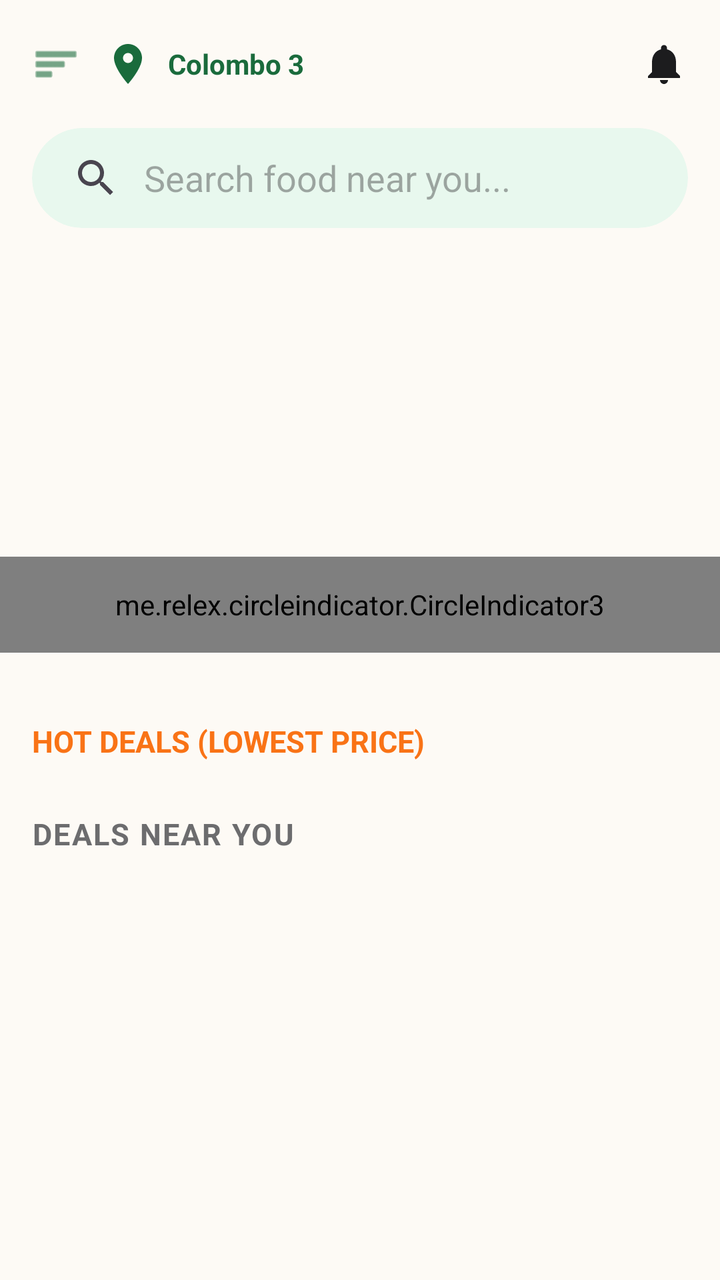
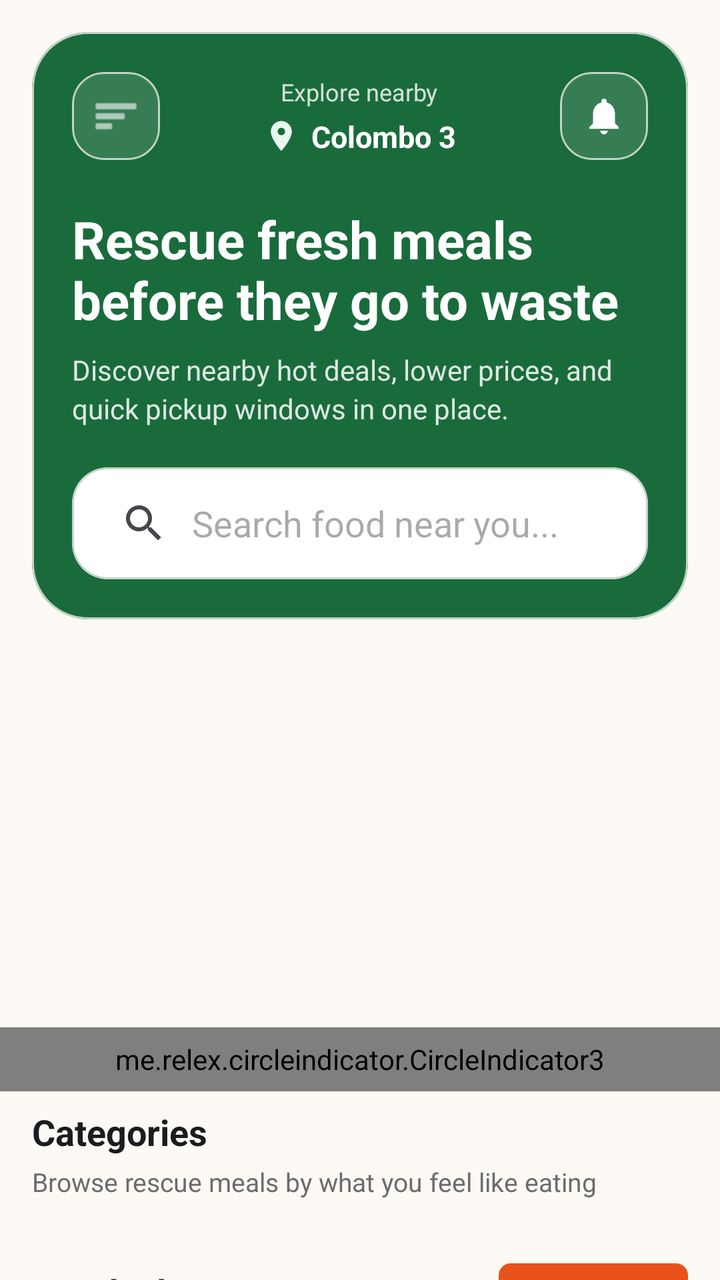

An Android layout rendered at two revisions. The XML below is the earlier revision; the diff shows what the commit changed to produce the second picture.
<!-- AndroidManifest.xml: application theme Theme.REPLATE -->
<!-- res/layout/fragment_home.xml -->
<?xml version="1.0" encoding="utf-8"?>
<androidx.coordinatorlayout.widget.CoordinatorLayout
    xmlns:android="http://schemas.android.com/apk/res/android"
    xmlns:app="http://schemas.android.com/apk/res-auto"
    android:layout_width="match_parent"
    android:layout_height="match_parent"
    android:background="@color/cream">

    <com.google.android.material.appbar.AppBarLayout
        android:layout_width="match_parent"
        android:layout_height="wrap_content"
        android:background="@android:color/transparent"
        app:elevation="0dp">

        <androidx.appcompat.widget.Toolbar
            android:layout_width="match_parent"
            android:layout_height="wrap_content"
            app:contentInsetStart="0dp">

            <RelativeLayout
                android:layout_width="match_parent"
                android:layout_height="wrap_content"
                android:paddingHorizontal="16dp"
                android:paddingVertical="8dp">

                <ImageView
                    android:id="@+id/ivMenu"
                    android:layout_width="24dp"
                    android:layout_height="24dp"
                    android:layout_centerVertical="true"
                    android:src="@android:drawable/ic_menu_sort_by_size"
                    app:tint="@color/green_primary" />

                <ImageView
                    android:id="@+id/ivLocation"
                    android:layout_width="24dp"
                    android:layout_height="24dp"
                    android:layout_toEndOf="@id/ivMenu"
                    android:layout_marginStart="12dp"
                    android:layout_centerVertical="true"
                    android:src="@drawable/ic_location_pin"
                    app:tint="@color/green_primary"/>

                <TextView
                    android:id="@+id/tvCurrentLocation"
                    android:layout_width="wrap_content"
                    android:layout_height="wrap_content"
                    android:layout_toEndOf="@id/ivLocation"
                    android:layout_centerVertical="true"
                    android:layout_marginStart="8dp"
                    android:text="Colombo 3"
                    android:textColor="@color/green_primary"
                    android:textStyle="bold"
                    android:textSize="14sp"/>

                <ImageView
                    android:id="@+id/ivNotification"
                    android:layout_width="24dp"
                    android:layout_height="24dp"
                    android:src="@drawable/ic_notification"
                    android:layout_alignParentEnd="true"
                    android:layout_centerVertical="true"
                    app:tint="@color/text_primary"/>

            </RelativeLayout>
        </androidx.appcompat.widget.Toolbar>

        <androidx.cardview.widget.CardView
            android:layout_width="match_parent"
            android:layout_height="50dp"
            android:layout_marginHorizontal="16dp"
            android:layout_marginBottom="8dp"
            app:cardCornerRadius="25dp"
            app:cardElevation="0dp"
            app:cardBackgroundColor="@color/green_pale">

            <androidx.appcompat.widget.SearchView
                android:id="@+id/searchView"
                android:layout_width="match_parent"
                android:layout_height="match_parent"
                app:iconifiedByDefault="false"
                app:queryHint="Search food near you..."
                app:queryBackground="@android:color/transparent"/>
        </androidx.cardview.widget.CardView>

    </com.google.android.material.appbar.AppBarLayout>

    <androidx.core.widget.NestedScrollView
        android:layout_width="match_parent"
        android:layout_height="match_parent"
        app:layout_behavior="@string/appbar_scrolling_view_behavior">

        <LinearLayout
            android:layout_width="match_parent"
            android:layout_height="wrap_content"
            android:orientation="vertical"
            android:paddingBottom="80dp">

            <androidx.viewpager2.widget.ViewPager2
                android:id="@+id/bannerViewPager"
                android:layout_width="match_parent"
                android:layout_height="180dp"
                android:layout_marginTop="16dp"/>

            <me.relex.circleindicator.CircleIndicator3
                android:id="@+id/bannerIndicator"
                android:layout_width="match_parent"
                android:layout_height="48dp"
                android:layout_marginTop="-40dp"/>

            <androidx.recyclerview.widget.RecyclerView
                android:id="@+id/rvCategories"
                android:layout_width="match_parent"
                android:layout_height="wrap_content"
                android:layout_marginTop="16dp"
                android:clipToPadding="false"
                android:paddingHorizontal="16dp"
                android:orientation="horizontal"
                app:layoutManager="androidx.recyclerview.widget.LinearLayoutManager"/>

            <TextView
                android:layout_width="wrap_content"
                android:layout_height="wrap_content"
                android:text="HOT DEALS (LOWEST PRICE)"
                android:textSize="15sp"
                android:textStyle="bold"
                android:textColor="@color/ember2"
                android:layout_marginStart="16dp"
                android:layout_marginTop="18dp" />

            <androidx.recyclerview.widget.RecyclerView
                android:id="@+id/rvHotDeals"
                android:layout_width="match_parent"
                android:layout_height="wrap_content"
                android:layout_marginTop="8dp"
                android:paddingHorizontal="12dp"
                android:clipToPadding="false"
                android:nestedScrollingEnabled="false" />

            <TextView
                android:layout_width="wrap_content"
                android:layout_height="wrap_content"
                android:text="DEALS NEAR YOU"
                android:textSize="15sp"
                android:textStyle="bold"
                android:textColor="@color/text_secondary"
                android:layout_marginStart="16dp"
                android:layout_marginTop="18dp"
                android:letterSpacing="0.05"/>

            <androidx.recyclerview.widget.RecyclerView
                android:id="@+id/rvDeals"
                android:layout_width="match_parent"
                android:layout_height="wrap_content"
                android:layout_marginTop="10dp"
                android:nestedScrollingEnabled="false"/>

        </LinearLayout>
    </androidx.core.widget.NestedScrollView>

    <ProgressBar
        android:id="@+id/progressBar"
        android:layout_width="36dp"
        android:layout_height="36dp"
        android:layout_gravity="center"
        android:visibility="gone" />

</androidx.coordinatorlayout.widget.CoordinatorLayout>
<!-- resources referenced by this layout -->
<resources>
  <color name="cream">#FDFAF5</color>
  <color name="ember2">#F97316</color>
  <color name="green_pale">#E8F8EE</color>
  <color name="green_primary">#1A6B3C</color>
  <color name="text_primary">#1C1C1E</color>
  <color name="text_secondary">#6C6C6E</color>
  <!-- drawable ic_location_pin (drawable) -->
  <vector xmlns:android="http://schemas.android.com/apk/res/android"
      android:width="24dp"
      android:height="24dp"
      android:viewportWidth="24"
      android:viewportHeight="24"
      android:tint="@color/leaf">
    <path
        android:fillColor="@android:color/white"
        android:pathData="M12,2C8.13,2 5,5.13 5,9c0,5.25 7,13 7,13s7,-7.75 7,-13c0,-3.87 -3.13,-7 -7,-7zM12,11.5c-1.38,0 -2.5,-1.12 -2.5,-2.5s1.12,-2.5 2.5,-2.5 2.5,1.12 2.5,2.5 -1.12,2.5 -2.5,2.5z"/>
  </vector>
  <!-- drawable ic_notification (drawable) -->
  <?xml version="1.0" encoding="utf-8"?>
  <vector xmlns:android="http://schemas.android.com/apk/res/android"
      android:width="24dp"
      android:height="24dp"
      android:viewportWidth="24"
      android:viewportHeight="24">
      <path
          android:fillColor="#4CAF50"
          android:pathData="M12,22c1.1,0 2,-0.9 2,-2h-4c0,1.1 0.89,2 2,2zM18,16v-5c0,-3.07 -1.64,-5.64 -4.5,-6.32V4c0,-0.83 -0.67,-1.5 -1.5,-1.5s-1.5,0.67 -1.5,1.5v0.68C7.63,5.36 6,7.92 6,11v5l-2,2v1h16v-1l-2,-2z"/>
  </vector>
  <color name="leaf">#1A6B3C</color>
  <color name="md_theme_primary">#1A6B3C</color>
  <color name="md_theme_onPrimary">#FFFFFF</color>
  <color name="md_theme_primaryContainer">#E8F8EE</color>
  <color name="md_theme_onPrimaryContainer">#0D3B1E</color>
  <color name="md_theme_secondary">#25A55A</color>
  <color name="md_theme_onSecondary">#FFFFFF</color>
  <color name="md_theme_secondaryContainer">#E8F8EE</color>
  <color name="md_theme_onSecondaryContainer">#0D3B1E</color>
  <color name="md_theme_tertiary">#E8521A</color>
  <color name="md_theme_onTertiary">#FFFFFF</color>
  <color name="md_theme_tertiaryContainer">#FFDBC9</color>
  <color name="md_theme_onTertiaryContainer">#5C1A00</color>
  <color name="md_theme_error">#BA1A1A</color>
  <color name="md_theme_onError">#FFFFFF</color>
  <color name="md_theme_errorContainer">#FFDAD6</color>
  <color name="md_theme_onErrorContainer">#410002</color>
  <color name="md_theme_background">#FDFAF5</color>
  <color name="md_theme_onBackground">#1C1C1E</color>
  <color name="md_theme_surface">#FDFAF5</color>
  <color name="md_theme_onSurface">#1C1C1E</color>
  <color name="md_theme_surfaceVariant">#E8F8EE</color>
  <color name="md_theme_onSurfaceVariant">#3A4A3E</color>
  <color name="md_theme_outline">#6B7E6F</color>
  <color name="md_theme_outlineVariant">#C3D4C7</color>
  <color name="md_theme_inverseSurface">#1C1C1E</color>
  <color name="md_theme_inverseOnSurface">#F5F5F0</color>
  <color name="md_theme_inversePrimary">#4FCB7D</color>
  <color name="md_theme_surfaceContainerLowest">#FFFFFF</color>
  <color name="md_theme_surfaceContainerLow">#F8F6F1</color>
  <color name="md_theme_surfaceContainer">#F3F0EB</color>
  <color name="md_theme_surfaceContainerHigh">#EDEBE6</color>
  <color name="md_theme_surfaceContainerHighest">#E8E5E0</color>
  <color name="status_bar">#0D3B1E</color>
  <!-- unchanged entries left out for length: 1 -->
</resources>

<!-- the commit's change to res/layout/fragment_home.xml (unified diff, before → after) -->
@@ -6,163 +6,291 @@
     android:layout_height="match_parent"
     android:background="@color/cream">
 
-    <com.google.android.material.appbar.AppBarLayout
-        android:layout_width="match_parent"
-        android:layout_height="wrap_content"
-        android:background="@android:color/transparent"
-        app:elevation="0dp">
-
-        <androidx.appcompat.widget.Toolbar
-            android:layout_width="match_parent"
-            android:layout_height="wrap_content"
-            app:contentInsetStart="0dp">
-
-            <RelativeLayout
-                android:layout_width="match_parent"
-                android:layout_height="wrap_content"
-                android:paddingHorizontal="16dp"
-                android:paddingVertical="8dp">
-
-                <ImageView
-                    android:id="@+id/ivMenu"
-                    android:layout_width="24dp"
-                    android:layout_height="24dp"
-                    android:layout_centerVertical="true"
-                    android:src="@android:drawable/ic_menu_sort_by_size"
-                    app:tint="@color/green_primary" />
-
-                <ImageView
-                    android:id="@+id/ivLocation"
-                    android:layout_width="24dp"
-                    android:layout_height="24dp"
-                    android:layout_toEndOf="@id/ivMenu"
-                    android:layout_marginStart="12dp"
-                    android:layout_centerVertical="true"
-                    android:src="@drawable/ic_location_pin"
-                    app:tint="@color/green_primary"/>
-
-                <TextView
-                    android:id="@+id/tvCurrentLocation"
-                    android:layout_width="wrap_content"
-                    android:layout_height="wrap_content"
-                    android:layout_toEndOf="@id/ivLocation"
-                    android:layout_centerVertical="true"
-                    android:layout_marginStart="8dp"
-                    android:text="Colombo 3"
-                    android:textColor="@color/green_primary"
-                    android:textStyle="bold"
-                    android:textSize="14sp"/>
-
-                <ImageView
-                    android:id="@+id/ivNotification"
-                    android:layout_width="24dp"
-                    android:layout_height="24dp"
-                    android:src="@drawable/ic_notification"
-                    android:layout_alignParentEnd="true"
-                    android:layout_centerVertical="true"
-                    app:tint="@color/text_primary"/>
-
-            </RelativeLayout>
-        </androidx.appcompat.widget.Toolbar>
-
-        <androidx.cardview.widget.CardView
-            android:layout_width="match_parent"
-            android:layout_height="50dp"
-            android:layout_marginHorizontal="16dp"
-            android:layout_marginBottom="8dp"
-            app:cardCornerRadius="25dp"
-            app:cardElevation="0dp"
-            app:cardBackgroundColor="@color/green_pale">
-
-            <androidx.appcompat.widget.SearchView
-                android:id="@+id/searchView"
-                android:layout_width="match_parent"
-                android:layout_height="match_parent"
-                app:iconifiedByDefault="false"
-                app:queryHint="Search food near you..."
-                app:queryBackground="@android:color/transparent"/>
-        </androidx.cardview.widget.CardView>
-
-    </com.google.android.material.appbar.AppBarLayout>
-
     <androidx.core.widget.NestedScrollView
         android:layout_width="match_parent"
         android:layout_height="match_parent"
-        app:layout_behavior="@string/appbar_scrolling_view_behavior">
+        android:clipToPadding="false"
+        android:paddingBottom="88dp">
 
         <LinearLayout
             android:layout_width="match_parent"
             android:layout_height="wrap_content"
-            android:orientation="vertical"
-            android:paddingBottom="80dp">
+            android:orientation="vertical">
+
+            <com.google.android.material.card.MaterialCardView
+                android:layout_width="match_parent"
+                android:layout_height="wrap_content"
+                android:layout_margin="16dp"
+                app:cardBackgroundColor="@color/green_primary"
+                app:cardCornerRadius="28dp"
+                app:cardElevation="0dp">
+
+                <LinearLayout
+                    android:layout_width="match_parent"
+                    android:layout_height="wrap_content"
+                    android:orientation="vertical"
+                    android:padding="20dp">
+
+                    <RelativeLayout
+                        android:layout_width="match_parent"
+                        android:layout_height="wrap_content">
+
+                        <com.google.android.material.card.MaterialCardView
+                            android:id="@+id/ivMenu"
+                            android:layout_width="44dp"
+                            android:layout_height="44dp"
+                            android:layout_centerVertical="true"
+                            app:cardBackgroundColor="#1FFFFFFF"
+                            app:cardCornerRadius="16dp"
+                            app:cardElevation="0dp">
+
+                            <ImageView
+                                android:layout_width="24dp"
+                                android:layout_height="24dp"
+                                android:layout_gravity="center"
+                                android:src="@android:drawable/ic_menu_sort_by_size"
+                                app:tint="@color/white" />
+                        </com.google.android.material.card.MaterialCardView>
+
+                        <LinearLayout
+                            android:layout_width="wrap_content"
+                            android:layout_height="wrap_content"
+                            android:layout_centerInParent="true"
+                            android:gravity="center"
+                            android:orientation="vertical">
+
+                            <TextView
+                                android:layout_width="wrap_content"
+                                android:layout_height="wrap_content"
+                                android:text="Explore nearby"
+                                android:textColor="#CCFFFFFF"
+                                android:textSize="12sp" />
+
+                            <LinearLayout
+                                android:layout_width="wrap_content"
+                                android:layout_height="wrap_content"
+                                android:layout_marginTop="4dp"
+                                android:gravity="center_vertical"
+                                android:orientation="horizontal">
+
+                                <ImageView
+                                    android:id="@+id/ivLocation"
+                                    android:layout_width="18dp"
+                                    android:layout_height="18dp"
+                                    android:src="@drawable/ic_location_pin"
+                                    app:tint="@color/leaf_pale"/>
+
+                                <TextView
+                                    android:id="@+id/tvCurrentLocation"
+                                    android:layout_width="wrap_content"
+                                    android:layout_height="wrap_content"
+                                    android:layout_marginStart="6dp"
+                                    android:text="Colombo 3"
+                                    android:textColor="@color/white"
+                                    android:textSize="15sp"
+                                    android:textStyle="bold"/>
+                            </LinearLayout>
+                        </LinearLayout>
+
+                        <com.google.android.material.card.MaterialCardView
+                            android:id="@+id/ivNotification"
+                            android:layout_width="44dp"
+                            android:layout_height="44dp"
+                            android:layout_alignParentEnd="true"
+                            android:layout_centerVertical="true"
+                            app:cardBackgroundColor="#1FFFFFFF"
+                            app:cardCornerRadius="16dp"
+                            app:cardElevation="0dp">
+
+                            <ImageView
+                                android:layout_width="22dp"
+                                android:layout_height="22dp"
+                                android:layout_gravity="center"
+                                android:src="@drawable/ic_notification"
+                                app:tint="@color/white" />
+                        </com.google.android.material.card.MaterialCardView>
+                    </RelativeLayout>
+
+                    <TextView
+                        android:layout_width="wrap_content"
+                        android:layout_height="wrap_content"
+                        android:layout_marginTop="22dp"
+                        android:text="Rescue fresh meals before they go to waste"
+                        android:textColor="@color/white"
+                        android:textSize="26sp"
+                        android:textStyle="bold" />
+
+                    <TextView
+                        android:layout_width="match_parent"
+                        android:layout_height="wrap_content"
+                        android:layout_marginTop="8dp"
+                        android:text="Discover nearby hot deals, lower prices, and quick pickup windows in one place."
+                        android:textColor="#D9FFFFFF"
+                        android:textSize="14sp"
+                        android:lineSpacingExtra="3dp" />
+
+                    <com.google.android.material.card.MaterialCardView
+                        android:layout_width="match_parent"
+                        android:layout_height="56dp"
+                        android:layout_marginTop="20dp"
+                        app:cardBackgroundColor="@color/surface_white"
+                        app:cardCornerRadius="18dp"
+                        app:cardElevation="0dp">
+
+                        <androidx.appcompat.widget.SearchView
+                            android:id="@+id/searchView"
+                            android:layout_width="match_parent"
+                            android:layout_height="match_parent"
+                            android:paddingHorizontal="4dp"
+                            app:iconifiedByDefault="false"
+                            app:queryHint="Search food near you..."
+                            app:queryBackground="@android:color/transparent"/>
+                    </com.google.android.material.card.MaterialCardView>
+                </LinearLayout>
+            </com.google.android.material.card.MaterialCardView>
 
             <androidx.viewpager2.widget.ViewPager2
                 android:id="@+id/bannerViewPager"
                 android:layout_width="match_parent"
                 android:layout_height="180dp"
-                android:layout_marginTop="16dp"/>
+                android:clipToPadding="false"
+                android:paddingHorizontal="16dp"/>
 
             <me.relex.circleindicator.CircleIndicator3
                 android:id="@+id/bannerIndicator"
                 android:layout_width="match_parent"
-                android:layout_height="48dp"
-                android:layout_marginTop="-40dp"/>
-
-            <androidx.recyclerview.widget.RecyclerView
-                android:id="@+id/rvCategories"
-                android:layout_width="match_parent"
-                android:layout_height="wrap_content"
-                android:layout_marginTop="16dp"
-                android:clipToPadding="false"
-                android:paddingHorizontal="16dp"
-                android:orientation="horizontal"
-                app:layoutManager="androidx.recyclerview.widget.LinearLayoutManager"/>
-
-            <TextView
-                android:layout_width="wrap_content"
-                android:layout_height="wrap_content"
-                android:text="HOT DEALS (LOWEST PRICE)"
-                android:textSize="15sp"
-                android:textStyle="bold"
-                android:textColor="@color/ember2"
-                android:layout_marginStart="16dp"
-                android:layout_marginTop="18dp" />
-
-            <androidx.recyclerview.widget.RecyclerView
-                android:id="@+id/rvHotDeals"
+                android:layout_height="32dp"
+                android:layout_marginTop="8dp"/>
+
+            <LinearLayout
                 android:layout_width="match_parent"
                 android:layout_height="wrap_content"
                 android:layout_marginTop="8dp"
-                android:paddingHorizontal="12dp"
-                android:clipToPadding="false"
-                android:nestedScrollingEnabled="false" />
-
-            <TextView
-                android:layout_width="wrap_content"
-                android:layout_height="wrap_content"
-                android:text="DEALS NEAR YOU"
-                android:textSize="15sp"
-                android:textStyle="bold"
-                android:textColor="@color/text_secondary"
-                android:layout_marginStart="16dp"
-                android:layout_marginTop="18dp"
-                android:letterSpacing="0.05"/>
-
-            <androidx.recyclerview.widget.RecyclerView
-                android:id="@+id/rvDeals"
-                android:layout_width="match_parent"
-                android:layout_height="wrap_content"
-                android:layout_marginTop="10dp"
-                android:nestedScrollingEnabled="false"/>
+                android:orientation="vertical">
+
+                <TextView
+                    android:layout_width="match_parent"
+                    android:layout_height="wrap_content"
+                    android:layout_marginHorizontal="16dp"
+                    android:text="Categories"
+                    android:textColor="@color/text_primary"
+                    android:textSize="18sp"
+                    android:textStyle="bold" />
+
+                <TextView
+                    android:layout_width="match_parent"
+                    android:layout_height="wrap_content"
+                    android:layout_marginStart="16dp"
+                    android:layout_marginTop="4dp"
+                    android:text="Browse rescue meals by what you feel like eating"
+                    android:textColor="@color/text_secondary"
+                    android:textSize="13sp" />
+
+                <androidx.recyclerview.widget.RecyclerView
+                    android:id="@+id/rvCategories"
+                    android:layout_width="match_parent"
+                    android:layout_height="wrap_content"
+                    android:layout_marginTop="12dp"
+                    android:clipToPadding="false"
+                    android:paddingHorizontal="12dp"
+                    app:layoutManager="androidx.recyclerview.widget.LinearLayoutManager"/>
+            </LinearLayout>
+
+            <LinearLayout
+                android:layout_width="match_parent"
+                android:layout_height="wrap_content"
+                android:layout_marginTop="20dp"
+                android:orientation="vertical">
+
+                <LinearLayout
+                    android:layout_width="match_parent"
+                    android:layout_height="wrap_content"
+                    android:gravity="center_vertical"
+                    android:layout_marginHorizontal="16dp"
+                    android:orientation="horizontal">
+
+                    <TextView
+                        android:layout_width="0dp"
+                        android:layout_height="wrap_content"
+                        android:layout_weight="1"
+                        android:text="Hot deals"
+                        android:textColor="@color/text_primary"
+                        android:textSize="18sp"
+                        android:textStyle="bold" />
+
+                    <TextView
+                        android:layout_width="wrap_content"
+                        android:layout_height="wrap_content"
+                        android:background="@drawable/badge_discount"
+                        android:paddingHorizontal="10dp"
+                        android:paddingVertical="6dp"
+                        android:text="Lowest prices"
+                        android:textColor="@color/white"
+                        android:textSize="12sp"
+                        android:textStyle="bold" />
+                </LinearLayout>
+
+                <TextView
+                    android:layout_width="match_parent"
+                    android:layout_height="wrap_content"
+                    android:layout_marginStart="16dp"
+                    android:layout_marginTop="4dp"
+                    android:text="Hand-picked discounts sorted by the best value"
+                    android:textColor="@color/text_secondary"
+                    android:textSize="13sp" />
+
+                <androidx.recyclerview.widget.RecyclerView
+                    android:id="@+id/rvHotDeals"
+                    android:layout_width="match_parent"
+                    android:layout_height="wrap_content"
+                    android:layout_marginTop="10dp"
+                    android:clipToPadding="false"
+                    android:nestedScrollingEnabled="false"
+                    android:paddingHorizontal="6dp" />
+            </LinearLayout>
+
+            <LinearLayout
+                android:layout_width="match_parent"
+                android:layout_height="wrap_content"
+                android:layout_marginTop="24dp"
+                android:layout_marginBottom="20dp"
+                android:orientation="vertical">
+
+                <TextView
+                    android:layout_width="match_parent"
+                    android:layout_height="wrap_content"
+                    android:layout_marginHorizontal="16dp"
+                    android:text="Deals near you"
+                    android:textColor="@color/text_primary"
+                    android:textSize="18sp"
+                    android:textStyle="bold" />
+
+                <TextView
+                    android:layout_width="match_parent"
+                    android:layout_height="wrap_content"
+                    android:layout_marginStart="16dp"
+                    android:layout_marginTop="4dp"
+                    android:text="Fresh pickups sorted by distance and availability"
+                    android:textColor="@color/text_secondary"
+                    android:textSize="13sp" />
+
+                <androidx.recyclerview.widget.RecyclerView
+                    android:id="@+id/rvDeals"
+                    android:layout_width="match_parent"
+                    android:layout_height="wrap_content"
+                    android:layout_marginTop="10dp"
+                    android:nestedScrollingEnabled="false"/>
+            </LinearLayout>
 
         </LinearLayout>
     </androidx.core.widget.NestedScrollView>
 
     <ProgressBar
         android:id="@+id/progressBar"
-        android:layout_width="36dp"
-        android:layout_height="36dp"
+        android:layout_width="42dp"
+        android:layout_height="42dp"
         android:layout_gravity="center"
+        android:indeterminateTint="@color/green_primary"
         android:visibility="gone" />
 
 </androidx.coordinatorlayout.widget.CoordinatorLayout>
<!-- resource entries referenced after the edit -->
@@ -1,11 +1,19 @@
 <!-- resources referenced by this layout -->
 <resources>
   <color name="cream">#FDFAF5</color>
-  <color name="ember2">#F97316</color>
-  <color name="green_pale">#E8F8EE</color>
   <color name="green_primary">#1A6B3C</color>
+  <color name="leaf_pale">#E8F8EE</color>
+  <color name="surface_white">#FFFFFF</color>
   <color name="text_primary">#1C1C1E</color>
   <color name="text_secondary">#6C6C6E</color>
+  <color name="white">#FFFFFFFF</color>
+  <!-- drawable badge_discount (drawable) -->
+  <?xml version="1.0" encoding="utf-8"?>
+  <shape xmlns:android="http://schemas.android.com/apk/res/android"
+      android:shape="rectangle">
+      <solid android:color="@color/badge_discount" />
+      <corners android:radius="6dp" />
+  </shape>
   <!-- drawable ic_location_pin (drawable) -->
   <vector xmlns:android="http://schemas.android.com/apk/res/android"
       android:width="24dp"
@@ -28,6 +36,7 @@
           android:fillColor="#4CAF50"
           android:pathData="M12,22c1.1,0 2,-0.9 2,-2h-4c0,1.1 0.89,2 2,2zM18,16v-5c0,-3.07 -1.64,-5.64 -4.5,-6.32V4c0,-0.83 -0.67,-1.5 -1.5,-1.5s-1.5,0.67 -1.5,1.5v0.68C7.63,5.36 6,7.92 6,11v5l-2,2v1h16v-1l-2,-2z"/>
   </vector>
+  <color name="badge_discount">#E8521A</color>
   <color name="leaf">#1A6B3C</color>
   <color name="md_theme_primary">#1A6B3C</color>
   <color name="md_theme_onPrimary">#FFFFFF</color>
